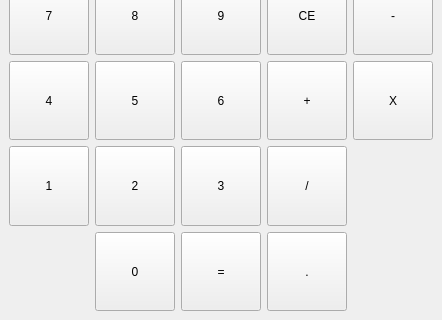
The window that gui/Calculator.ui (FernandoLGL/calculator-qt-cpp) describes before a commit, drawn with Qt 5; both pictures show x 0 to 442 and y 217 to 537 of the 442 by 537 pixel window.
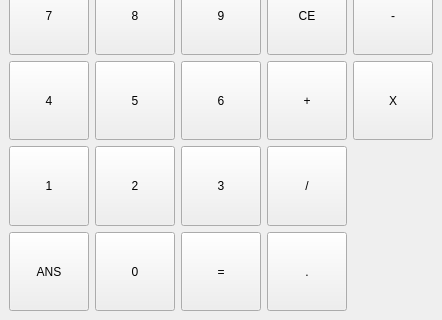
The same window after the commit.

Commit message: ANS feature added

Diff of the .ui file:
```diff
--- a/gui/Calculator.ui
+++ b/gui/Calculator.ui
@@ -6,7 +6,7 @@
    <rect>
     <x>0</x>
     <y>0</y>
-    <width>436</width>
+    <width>442</width>
     <height>537</height>
    </rect>
   </property>
@@ -259,6 +259,19 @@
       </property>
      </widget>
     </item>
+    <item row="6" column="0">
+     <widget class="QPushButton" name="pushButton_ans">
+      <property name="sizePolicy">
+       <sizepolicy hsizetype="Minimum" vsizetype="Preferred">
+        <horstretch>0</horstretch>
+        <verstretch>0</verstretch>
+       </sizepolicy>
+      </property>
+      <property name="text">
+       <string>ANS</string>
+      </property>
+     </widget>
+    </item>
    </layout>
   </widget>
   <widget class="QMenuBar" name="menubar">
```
Left out of the diff: 4 changed lines with no effect on the pictures. The commit also changes 2 other files.
